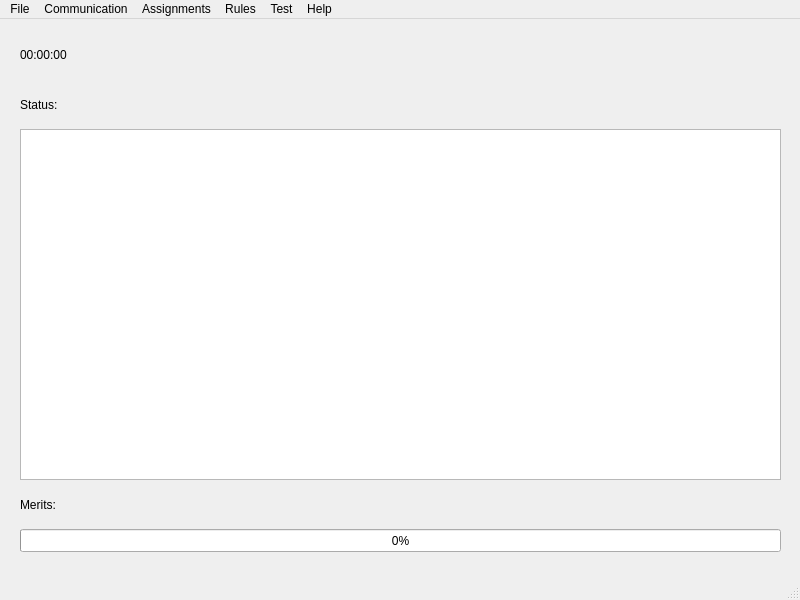
Old version of the form cyberdom.ui in the repository MijersOne/CyberDom-Qt.
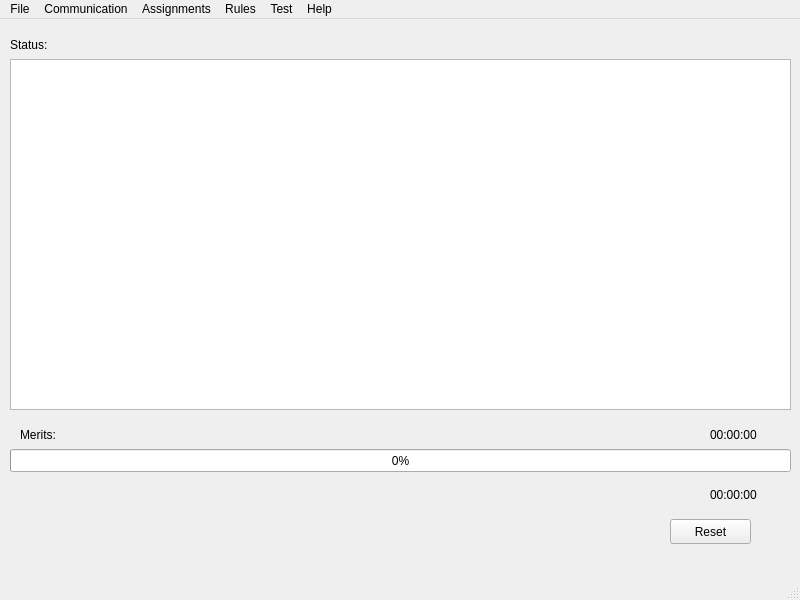
New version of the form.

```diff
--- a/cyberdom.ui
+++ b/cyberdom.ui
@@ -17,9 +17,9 @@
     <widget class="QLabel" name="clockLabel">
      <property name="geometry">
       <rect>
-       <x>20</x>
-       <y>20</y>
-       <width>111</width>
+      <x>710</x>
+      <y>400</y>
+      <width>81</width>
        <height>31</height>
       </rect>
      </property>
@@ -30,9 +30,9 @@
     <widget class="QProgressBar" name="progressBar">
      <property name="geometry">
       <rect>
-       <x>20</x>
-       <y>510</y>
-       <width>761</width>
+      <x>10</x>
+      <y>430</y>
+      <width>781</width>
        <height>23</height>
       </rect>
      </property>
@@ -43,8 +43,8 @@
     <widget class="QLabel" name="lbl_Status">
      <property name="geometry">
       <rect>
-       <x>20</x>
-       <y>70</y>
+      <x>10</x>
+      <y>10</y>
        <width>200</width>
        <height>31</height>
       </rect>
@@ -56,9 +56,9 @@
     <widget class="QTextBrowser" name="textBrowser">
      <property name="geometry">
       <rect>
-       <x>20</x>
-       <y>110</y>
-       <width>761</width>
+      <x>10</x>
+      <y>40</y>
+      <width>781</width>
        <height>351</height>
       </rect>
      </property>
@@ -67,7 +67,7 @@
      <property name="geometry">
       <rect>
        <x>20</x>
-       <y>470</y>
+      <y>400</y>
        <width>200</width>
        <height>31</height>
       </rect>
@@ -76,6 +76,32 @@
       <string>Merits:</string>
      </property>
     </widget>
+   <widget class="QLabel" name="timerLabel">
+    <property name="geometry">
+     <rect>
+      <x>710</x>
+      <y>460</y>
+      <width>81</width>
+      <height>31</height>
+     </rect>
+    </property>
+    <property name="text">
+     <string>00:00:00</string>
+    </property>
+   </widget>
+   <widget class="QPushButton" name="resetTimer">
+    <property name="geometry">
+     <rect>
+      <x>670</x>
+      <y>500</y>
+      <width>81</width>
+      <height>25</height>
+     </rect>
+    </property>
+    <property name="text">
+     <string>Reset</string>
+    </property>
+   </widget>
    </widget>
   <widget class="QMenuBar" name="menubar">
    <property name="geometry">
```
Lines whose indentation alone changed are shown as unchanged.
